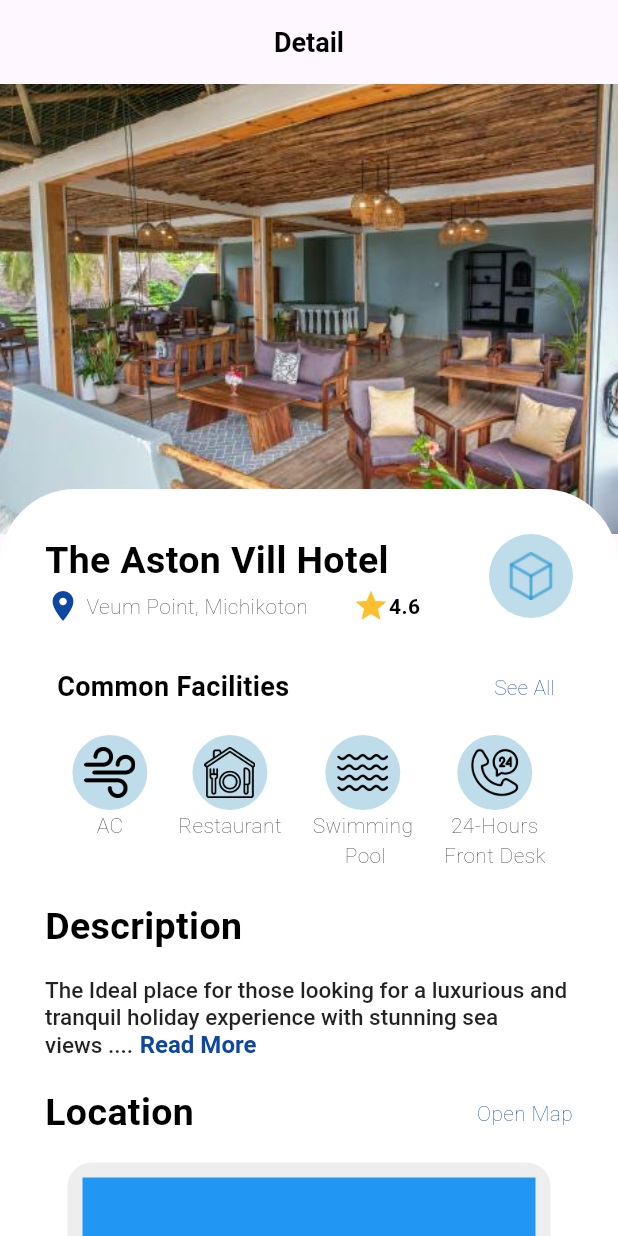
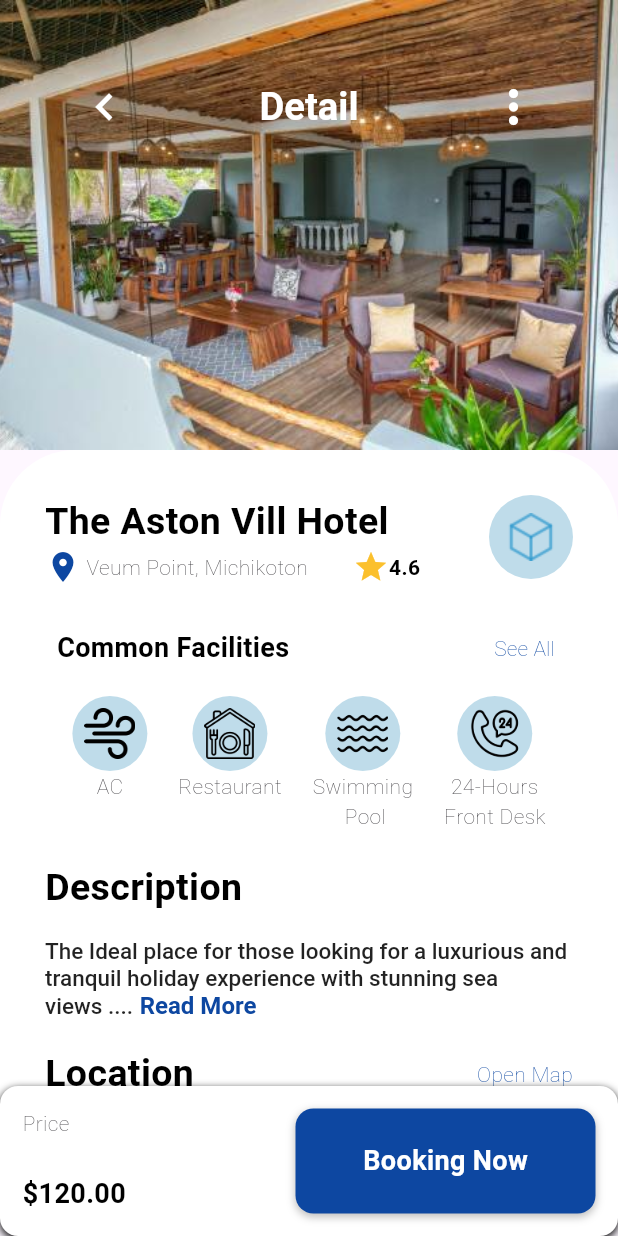
Before and after one commit to aayampokharel/flutter_internship_challenge, a Flutter app: the screen it shows after launch, on a phone screen of 412 x 824 dp. Run offline on Flutter 3.47's test engine with Material 3 defaults, Android fonts, the light colour scheme and no system bars.

Commit message:
final phase

```diff
--- /dev/null
+++ b/lib/booking_card.dart
@@ -0,0 +1,50 @@
+import 'package:flutter/material.dart';
+import 'package:flutter_internship_challenge/text_formatting.dart';
+
+class BookingCard extends StatelessWidget {
+  const BookingCard({super.key});
+
+  @override
+  Widget build(BuildContext context) {
+    return Container(
+        padding: EdgeInsets.all(15.0),
+        height: 100,
+        decoration: BoxDecoration(
+          color: Colors.white,
+          borderRadius: BorderRadius.circular(12.0),
+          boxShadow: [
+            BoxShadow(
+              color: Colors.black,
+              blurRadius: 4.0,
+              offset: Offset(0, 2),
+            ),
+          ],
+        ),
+        child: Row(
+          mainAxisAlignment: MainAxisAlignment.spaceBetween,
+          children: [
+            Column(
+              mainAxisAlignment: MainAxisAlignment.spaceBetween,
+              crossAxisAlignment: CrossAxisAlignment.start,
+              children: [stringLightColored("Price"), stringBold("\$120.00")],
+            ),
+            Container(
+                decoration: BoxDecoration(
+                  color: Colors.blue[900],
+                  borderRadius: BorderRadius.circular(12.0),
+                  boxShadow: [
+                    BoxShadow(
+                      color: Colors.black26,
+                      blurRadius: 4.0,
+                      offset: Offset(0, 2),
+                    ),
+                  ],
+                ),
+                height: 80,
+                width: 200,
+                child: Center(
+                    child: stringBold("Booking Now", color: Colors.white))),
+          ],
+        ));
+  }
+}
--- a/lib/detail_card.dart
+++ b/lib/detail_card.dart
@@ -17,7 +17,7 @@ class Detail_Card extends StatelessWidget {
         borderRadius: BorderRadius.circular(50),
         color: Colors.white,
       ),
-      height: 1300,
+      height: 1350,
       width: double.infinity,
       child: Padding(
         padding: EdgeInsets.all(30.0),
@@ -51,11 +51,10 @@ class Detail_Card extends StatelessWidget {
                   ],
                 ),
                 Container(
-                  padding: EdgeInsets.all(3.0), // Add padding around the image
+                  padding: EdgeInsets.all(3.0),
                   decoration: BoxDecoration(
-                    color: const Color.fromARGB(
-                        86, 65, 152, 192), // Circle background color
-                    shape: BoxShape.circle, // Makes the container circular
+                    color: const Color.fromARGB(86, 65, 152, 192),
+                    shape: BoxShape.circle,
                   ),
                   child: Image.asset(
                     "images/cube.png",
@@ -68,12 +67,10 @@ class Detail_Card extends StatelessWidget {
             Row(
               mainAxisAlignment: MainAxisAlignment.spaceBetween,
               children: [
-                // Wrap the "Common Facilities" text with an Expanded widget
                 Padding(
                   padding: const EdgeInsets.all(8.0),
                   child: stringBold("Common Facilities"),
                 ),
-                // Wrap the "See All" text with an Expanded widget
                 TextButton(
                   onPressed: () {},
                   child: stringLightColored(
@@ -156,11 +153,18 @@ class Detail_Card extends StatelessWidget {
                 child: Column(
                   children: [
                     Container(
-                      color: Colors.blue,
-                      child: Center(child: Text("google map pic ")),
+                      decoration: BoxDecoration(
+                        borderRadius:
+                            BorderRadius.circular(16), // Rounded corners
+                      ),
+                      child: Image.asset(
+                        "images/googlemap.png",
+                        fit: BoxFit.cover,
+                      ),
                       height: 200,
                       width: double.infinity,
                     ),
+                    SizedBox(height: 20),
                     Row(
                       mainAxisAlignment: MainAxisAlignment.center,
                       children: [
@@ -185,11 +189,13 @@ class Detail_Card extends StatelessWidget {
               ),
             ),
             personalReview(
+                image: "images/profilepic_1.jpg",
                 name: "Kim Borrdy",
                 description:
                     "Amazing!The room is good than the picture . Thanks for amazing experience!",
                 rating: "4.5"),
             personalReview(
+                image: "images/profilepic_2.jpg",
                 name: "Mirai Kamzuki",
                 description:
                     "The service is on point ,and I really like the facilities. Good job!",
@@ -209,12 +215,14 @@ class Detail_Card extends StatelessWidget {
               child: Row(
                 children: [
                   recommendation_card(
+                      img: "images/hotel_img.jpg",
                       name: "Lumiére Palace",
                       place: "Las Vegas,NV",
                       rating: "4.4",
                       discountedPrice: "\$210",
                       fullPrice: "\$345"),
                   recommendation_card(
+                    img: "images/ocean_resort.jpg",
                     name: "Ocean View Resort",
                     place: "Miami, FL",
                     rating: "4.7",
@@ -222,6 +230,7 @@ class Detail_Card extends StatelessWidget {
                     fullPrice: "\$320",
                   ),
                   recommendation_card(
+                    img: "images/mountain_retreat.jpg",
                     name: "Mountain Retreat",
                     place: "Aspen, CO",
                     rating: "4.9",
--- a/lib/main.dart
+++ b/lib/main.dart
@@ -1,6 +1,6 @@
 import 'package:flutter/material.dart';
+import 'package:flutter_internship_challenge/booking_card.dart';
 import 'package:flutter_internship_challenge/detail_card.dart';
-import 'package:flutter_internship_challenge/text_controller.dart';
 import 'package:flutter_internship_challenge/text_formatting.dart';
 
 void main() {
@@ -12,7 +12,10 @@ class MyApp extends StatelessWidget {
 
   @override
   Widget build(BuildContext context) {
-    return MaterialApp(home: DetailPage());
+    return MaterialApp(
+      home: DetailPage(),
+      debugShowCheckedModeBanner: false,
+    );
   }
 }
 
@@ -22,37 +25,64 @@ class DetailPage extends StatelessWidget {
   @override
   Widget build(BuildContext context) {
     return Scaffold(
-      appBar: AppBar(
-        title: stringBold("Detail"),
+      body: CustomScrollView(
+        slivers: [
+          SliverAppBar(
+            expandedHeight: 300.0,
+            floating: false,
+            pinned: true,
+            flexibleSpace: LayoutBuilder(
+              builder: (context, constraints) {
+                double opacity = (constraints.maxHeight - kToolbarHeight) / 200;
+                opacity = opacity.clamp(0.0, 1.0);
+                Color backgroundColor =
+                    Color.lerp(Colors.transparent, Colors.white, opacity)!;
+                Color titleColor =
+                    Color.lerp(Colors.black, Colors.white, opacity)!;
+
+                return FlexibleSpaceBar(
                   centerTitle: true,
+                  title: Align(
+                    alignment: Alignment.center,
+                    child: Center(
+                      child: Row(
+                        mainAxisAlignment: MainAxisAlignment.spaceAround,
+                        children: [
+                          IconButton(
+                            onPressed: () {},
+                            icon: Icon(Icons.chevron_left_sharp,
+                                color: titleColor),
                           ),
-      body: SafeArea(
-        child: SingleChildScrollView(
-          child: Column(
-            children: [
-              Stack(
-                clipBehavior: Clip.none,
-                children: [
-                  SizedBox(height: 1650), //@ base layer in stack .
-                  Image.asset(
-                    "images/lounge.jpg",
-                    width: double.infinity,
-                    height: 300,
-                    fit: BoxFit.cover,
-                  ),
-
-                  Positioned(
-                    top: 270,
-                    left: 0,
-                    right: 0,
-                    child: Detail_Card(),
-                  ),
-                ],
+                          stringBold("Detail", color: titleColor, size: 17),
+                          IconButton(
+                            onPressed: () {},
+                            icon: Icon(Icons.more_vert, color: titleColor),
                           ),
                         ],
                       ),
                     ),
                   ),
+                  background: Container(
+                    color: backgroundColor,
+                    child: Image.asset(
+                      "images/lounge.jpg",
+                      fit: BoxFit.cover,
+                    ),
+                  ),
+                );
+              },
+            ),
+          ),
+          SliverList(
+            delegate: SliverChildListDelegate(
+              [
+                Detail_Card(),
+              ],
+            ),
+          ),
+        ],
+      ),
+      bottomSheet: BookingCard(),
     );
   }
 }
--- a/lib/personal_review.dart
+++ b/lib/personal_review.dart
@@ -2,12 +2,22 @@ import 'package:flutter/material.dart';
 import 'package:flutter_internship_challenge/text_formatting.dart';
 
 Widget personalReview(
-    {String name = "no Name",
+    {String? image,
+    String name = "no Name",
     String description = "...",
     String rating = "4.5"}) {
   return ListTile(
       leading: CircleAvatar(
-        child: Icon(Icons.circle), //@image to be replacing this.
+        child: image == null
+            ? Icon(Icons.person_off)
+            : ClipOval(
+                child: Image.asset(
+                  image,
+                  fit: BoxFit.cover,
+                  width: double.infinity,
+                  height: double.infinity,
+                ),
+              ),
       ),
       title: stringBold(name),
       subtitle: Padding(
--- a/lib/recommendation_card.dart
+++ b/lib/recommendation_card.dart
@@ -2,19 +2,49 @@ import 'package:flutter/material.dart';
 import 'package:flutter_internship_challenge/text_formatting.dart';
 
 Widget recommendation_card(
-    {String name = "",
+    {String? img,
+    String name = "",
     String place = "",
     String rating = "",
     String discountedPrice = "",
     String fullPrice = ""}) {
-  return Card(
+  return Padding(
+    padding: const EdgeInsets.all(8.0),
+    child: Container(
+        height: 140,
+        decoration: BoxDecoration(
+          color: Colors.white,
+          borderRadius: BorderRadius.circular(12.0),
+          boxShadow: [
+            BoxShadow(
+              color: Colors.black26,
+              blurRadius: 4.0,
+              offset: Offset(0, 2),
+            ),
+          ],
+        ),
         child: Padding(
           padding: const EdgeInsets.all(20.0),
           child: Row(
             crossAxisAlignment: CrossAxisAlignment.start,
             children: [
-        Container(width: 100, height: 100, color: Colors.blue),
+              Container(
+                decoration: BoxDecoration(
+                  // color: Colors.grey[200],
+                  color: Colors.blue,
+                  borderRadius: BorderRadius.circular(16), // Rounded corners
+                ),
+                width: 100,
+                height: 100,
+                child: img == null
+                    ? Icon(Icons.nature_sharp)
+                    : Image.asset(img, fit: BoxFit.cover),
+              ),
               SizedBox(width: 20),
+              Column(
+                mainAxisAlignment: MainAxisAlignment.spaceBetween,
+                crossAxisAlignment: CrossAxisAlignment.start,
+                children: [
                   Column(
                     crossAxisAlignment: CrossAxisAlignment.start,
                     children: [
@@ -26,7 +56,10 @@ Widget recommendation_card(
                           stringLightColored(place),
                         ],
                       ),
-            SizedBox(width: 100),
+                    ],
+                  ),
+                  //SizedBox(height: 20),
+
                   Row(
                     children: [
                       Icon(Icons.star, color: Colors.yellow[700]),
@@ -42,5 +75,6 @@ Widget recommendation_card(
               )
             ],
           ),
-  ));
+        )),
+  );
 }
```
Also changed, not shown: images/triple_dots.png (added). Lines whose indentation alone changed are shown as unchanged.
